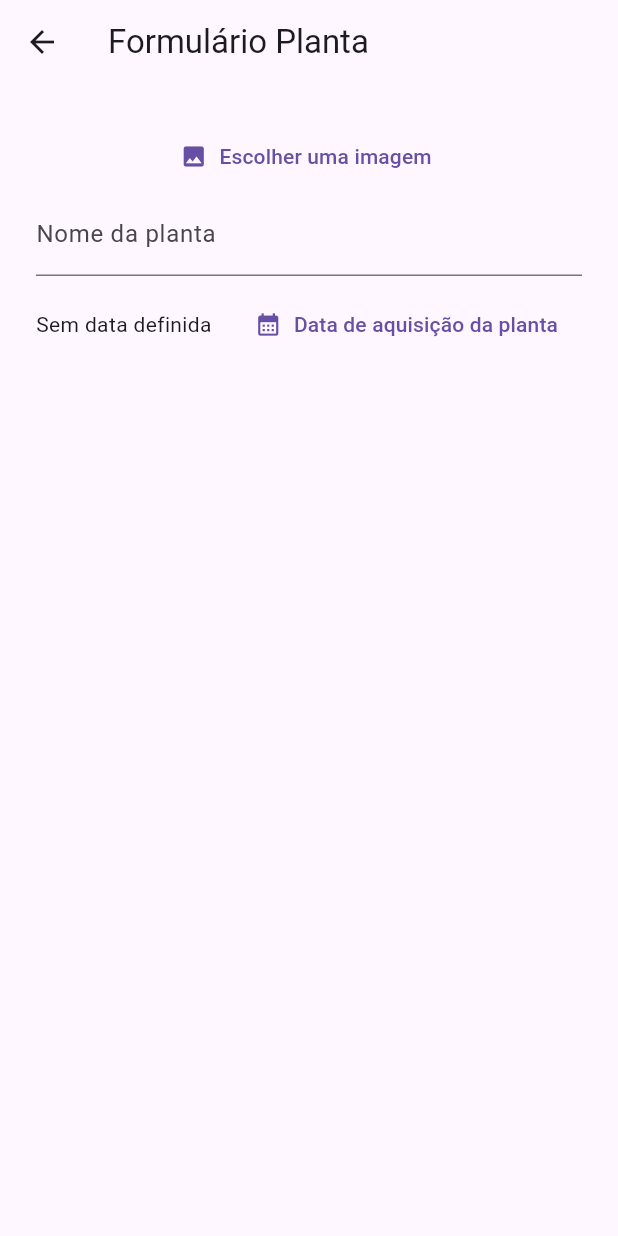
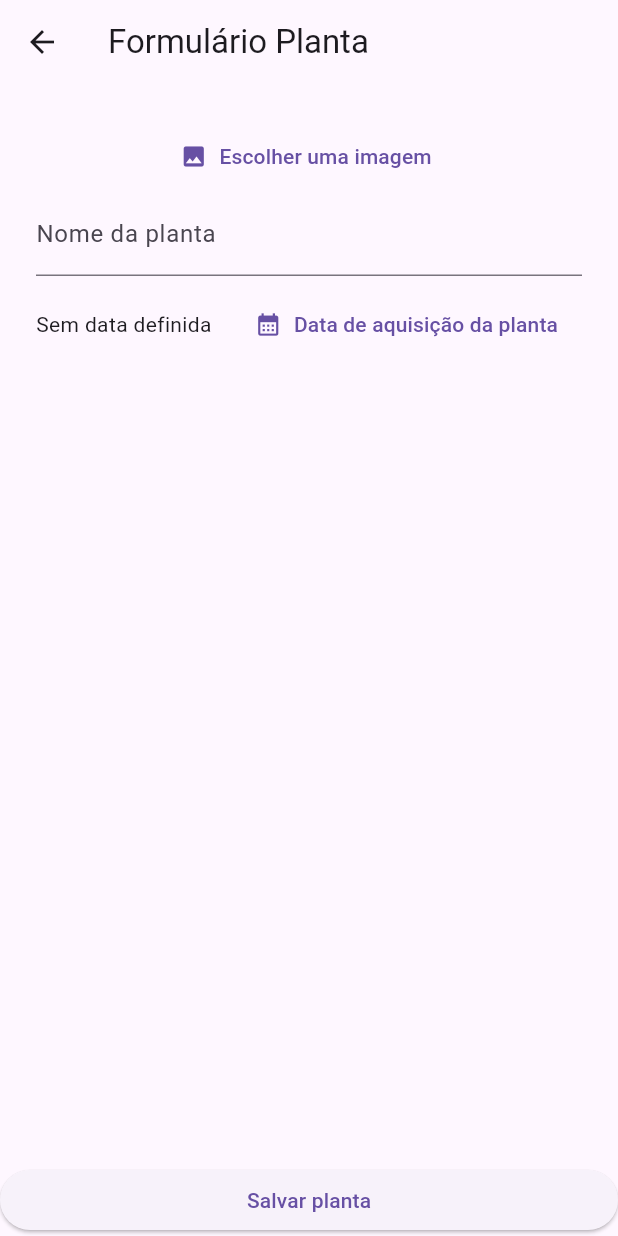
Before and after one commit to tiagors09/CareGardenProject, a Flutter app: the PlantaFormulario screen opened by its route, on a phone screen of 412 x 824 dp. Run offline on Flutter 3.47's test engine with Material 3 defaults, Android fonts, the phone set to English and light mode, and no system bars; our stand-ins replace table_calendar.

Commit message:
atualização projeto

```diff
--- a/frontend/care_garden/lib/views/screens/planta_formulario.dart
+++ b/frontend/care_garden/lib/views/screens/planta_formulario.dart
@@ -38,6 +38,10 @@ class _PlantaFormularioState extends State<PlantaFormulario> {
   @override
   Widget build(BuildContext context) {
     return Scaffold(
+      bottomNavigationBar: ElevatedButton(
+        onPressed: () {},
+        child: Text('Salvar planta'),
+      ),
       appBar: AppBar(
         title: Text('Formulário Planta'),
       ),
@@ -53,6 +57,9 @@ class _PlantaFormularioState extends State<PlantaFormulario> {
             ),
             TextFormField(
               initialValue: _formData['nome'] ?? '',
+              validator: (texto) => widget.controlador.validacaoNomePlanta(
+                texto,
+              ),
               decoration: InputDecoration(
                 label: Text('Nome da planta'),
               ),
```
Also changed, not shown: frontend/care_garden/lib/controllers/planta_formulario_controlador.dart (+14 -0 lines).
